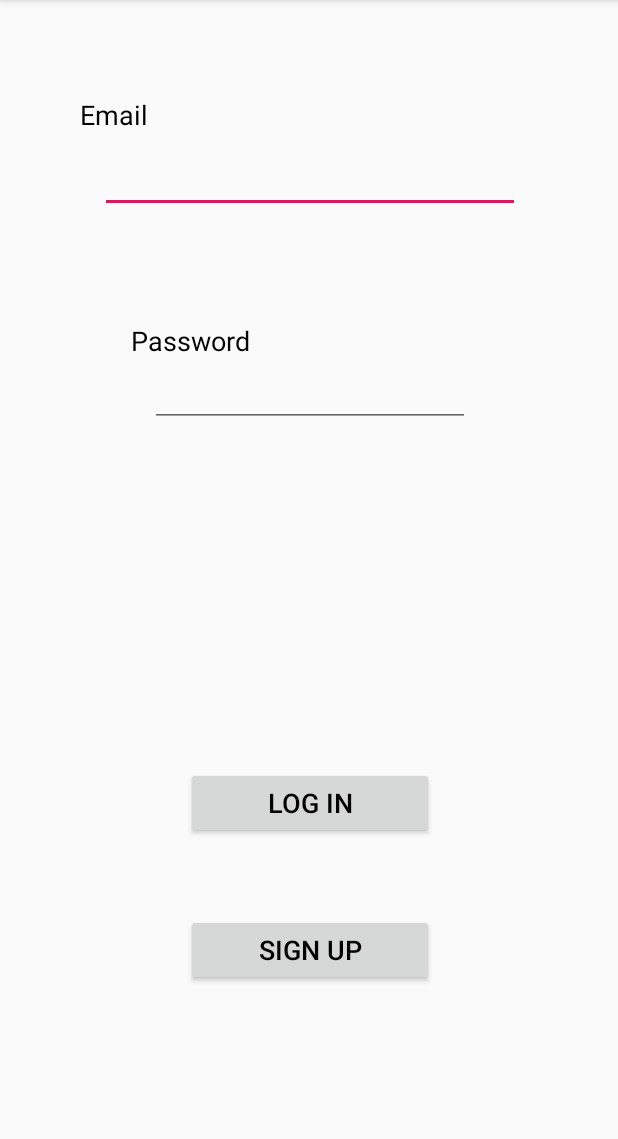
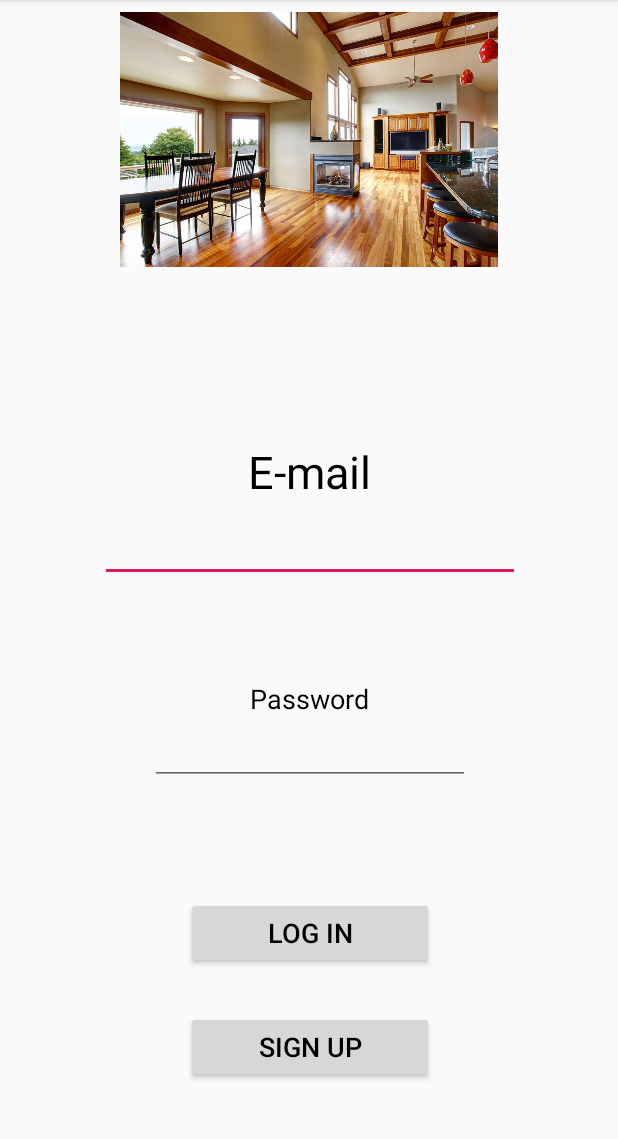
Before and after one commit to ECU-CSCI-3030/UrTurn, an Android app: the screen it shows after launch (LogIn), on a phone screen of 412 x 824 dp, the part 84-1223 px from its top. Run offline under Robolectric (Android 15) with nearby library versions, the phone set to English and light mode, and no system bars; 1 statement that could not run was skipped.

Commit message:
Initial commit

```diff
--- a/app/build.gradle
+++ b/app/build.gradle
@@ -25,4 +25,5 @@ dependencies {
     testImplementation 'junit:junit:4.12'
     androidTestImplementation 'com.android.support.test:runner:1.0.2'
     androidTestImplementation 'com.android.support.test.espresso:espresso-core:3.0.2'
+    implementation 'com.android.support:design:28.0.0'
 }
--- a/app/src/main/AndroidManifest.xml
+++ b/app/src/main/AndroidManifest.xml
@@ -16,6 +16,8 @@
                 <category android:name="android.intent.category.LAUNCHER" />
             </intent-filter>
         </activity>
+        <activity android:name=".MainActivity" />
+        <activity android:name=".SecondActivity"></activity>
     </application>
 
 </manifest>
--- a/app/src/main/java/com/team11/urturn/LogIn.java
+++ b/app/src/main/java/com/team11/urturn/LogIn.java
@@ -1,13 +1,51 @@
 package com.team11.urturn;
 
+import android.content.Intent;
+import android.os.Bundle;
 import android.support.v7.app.AppCompatActivity;
-import android.os.Bundle;
+import android.view.View;
+import android.widget.Button;
+import android.widget.EditText;
+import android.widget.TextView;
 
 public class LogIn extends AppCompatActivity {
+
+    private EditText UserName;
+    private EditText Password;
+    private TextView Attempts;
+    private Button LoginB;
+    private int counter = 5;
 
     @Override
     protected void onCreate(Bundle savedInstanceState) {
         super.onCreate(savedInstanceState);
         setContentView(R.layout.activity_log_in);
+
+        UserName = (EditText) findViewById(R.id.Email);
+        Password = (EditText) findViewById(R.id.Password);
+        Attempts = (TextView) findViewById(R.id.Attempts);
+        LoginB = (Button) findViewById(R.id.LogInButton);
+
+        LoginB.setOnClickListener(new View.OnClickListener() {
+            @Override
+            public void onClick(View v) {
+                validate(UserName.getText().toString(), Password.getText().toString());
+            }
+        });
+
     }
-}
+
+    private void validate(String userName, String userPassword){
+        if ((userName.equals("Admin") && (userPassword.equals("12345")))) {
+            Intent intent = new Intent(LogIn.this, MainActivity.class);
+            startActivity(intent);
+        }else{
+            counter --;
+            //Attempts.setText("Number of attempts remaining: " + String.valueOf(counter));
+
+            if (counter ==0);{
+                LoginB.setEnabled(false);
+            }
+        }
+        }
+    }
--- a/app/src/main/res/layout-v26/activity_log_in.xml
+++ b/app/src/main/res/layout-v26/activity_log_in.xml
@@ -6,6 +6,22 @@
     android:layout_height="match_parent"
     tools:context=".LogIn">
 
+    <ImageView
+        android:id="@+id/test_Image"
+        android:layout_width="wrap_content"
+        android:layout_height="170dp"
+        android:layout_marginTop="8dp"
+        android:layout_marginEnd="8dp"
+        android:layout_marginBottom="8dp"
+        android:contentDescription="@string/samplephoto"
+        app:layout_constraintBottom_toBottomOf="parent"
+        app:layout_constraintEnd_toEndOf="parent"
+        app:layout_constraintHorizontal_bias="0.0"
+        app:layout_constraintStart_toStartOf="parent"
+        app:layout_constraintTop_toTopOf="parent"
+        app:layout_constraintVertical_bias="0.0"
+        app:srcCompat="@drawable/cleanroomexample" />
+
     <EditText
         android:id="@+id/Email"
         android:layout_width="wrap_content"
@@ -13,19 +29,21 @@
         android:layout_marginStart="8dp"
         android:layout_marginTop="8dp"
         android:layout_marginEnd="8dp"
-        android:layout_marginBottom="8dp"
+        android:layout_marginBottom="9dp"
         android:ems="10"
-        android:gravity="center_vertical|fill"
+        android:gravity="center"
         android:importantForAutofill="no"
         android:inputType="textEmailAddress"
-        android:labelFor="@+id/LogInButton"
+        android:labelFor="@+id/emailText"
+        android:scrollbarAlwaysDrawHorizontalTrack="false"
+        android:singleLine="false"
         android:textSize="24sp"
         app:layout_constraintBottom_toBottomOf="parent"
         app:layout_constraintEnd_toEndOf="parent"
         app:layout_constraintHorizontal_bias="0.506"
         app:layout_constraintStart_toStartOf="parent"
         app:layout_constraintTop_toTopOf="parent"
-        app:layout_constraintVertical_bias="0.115" />
+        app:layout_constraintVertical_bias="0.468" />
 
     <EditText
         android:id="@+id/Password"
@@ -36,8 +54,10 @@
         android:layout_marginEnd="8dp"
         android:layout_marginBottom="8dp"
         android:ems="10"
+        android:gravity="center"
         android:importantForAutofill="no"
         android:inputType="textPassword"
+        android:labelFor="@+id/textPassword"
         android:selectAllOnFocus="false"
         android:singleLine="true"
         app:layout_constraintBottom_toBottomOf="parent"
@@ -45,7 +65,7 @@
         app:layout_constraintHorizontal_bias="0.503"
         app:layout_constraintStart_toStartOf="parent"
         app:layout_constraintTop_toTopOf="parent"
-        app:layout_constraintVertical_bias="0.327" />
+        app:layout_constraintVertical_bias="0.665" />
 
     <Button
         android:id="@+id/LogInButton"
@@ -63,7 +83,7 @@
         app:layout_constraintHorizontal_bias="0.502"
         app:layout_constraintStart_toStartOf="parent"
         app:layout_constraintTop_toTopOf="parent"
-        app:layout_constraintVertical_bias="0.715" />
+        app:layout_constraintVertical_bias="0.838" />
 
     <Button
         android:id="@+id/SignUpButton"
@@ -81,7 +101,7 @@
         app:layout_constraintHorizontal_bias="0.502"
         app:layout_constraintStart_toStartOf="parent"
         app:layout_constraintTop_toTopOf="parent"
-        app:layout_constraintVertical_bias="0.854" />
+        app:layout_constraintVertical_bias="0.946" />
 
     <TextView
         android:id="@+id/textPassword"
@@ -97,7 +117,7 @@
         android:textSize="18sp"
         app:layout_constraintBottom_toTopOf="@+id/Password"
         app:layout_constraintEnd_toEndOf="parent"
-        app:layout_constraintHorizontal_bias="0.251"
+        app:layout_constraintHorizontal_bias="0.501"
         app:layout_constraintStart_toStartOf="parent"
         app:layout_constraintTop_toTopOf="parent"
         app:layout_constraintVertical_bias="1.0" />
@@ -112,10 +132,9 @@
         android:gravity="start|end"
         android:text="@string/email_text"
         android:textColor="@android:color/black"
-        android:textSize="18sp"
+        android:textSize="30sp"
         app:layout_constraintBottom_toTopOf="@+id/Email"
         app:layout_constraintEnd_toEndOf="parent"
-        app:layout_constraintHorizontal_bias="0.129"
         app:layout_constraintStart_toStartOf="parent"
         app:layout_constraintTop_toTopOf="parent"
         app:layout_constraintVertical_bias="1.0" />
--- /dev/null
+++ b/app/src/main/res/values/dimens.xml
@@ -0,0 +1,3 @@
+<resources>
+    <dimen name="fab_margin">16dp</dimen>
+</resources>
--- a/app/src/main/res/values/strings.xml
+++ b/app/src/main/res/values/strings.xml
@@ -4,5 +4,12 @@
     <string name="sign_up_button_text">Sign Up</string>
     <string name="default_email_text"></string>
     <string name="password_text">Password</string>
-    <string name="email_text">Email</string>
+    <string name="email_text">E-mail</string>
+    <string name="todo">TODO</string>
+    <string name="samplephoto">SamplePhoto</string>
+    <string name="title_activity_main">MainActivity</string>
+    <string name="test_second_screen">Main Menu</string>
+    <string name="menu_change">Menu Change</string>
+    <string name="swap_button">Swap</string>
+    <string name="attempts">5</string>
 </resources>
```
Also changed, not shown: app/src/main/java/com/team11/urturn/MainActivity.java (added, +29 -0 lines), app/src/main/java/com/team11/urturn/SecondActivity.java (added, +13 -0 lines), app/src/main/res/layout/activity_main.xml (added, +40 -0 lines), app/src/main/res/layout/activity_second.xml (added, +24 -0 lines), app/src/main/res/values/styles.xml (+9 -0 lines), app/src/main/res/drawable/cleanroomexample.jpg (added).
